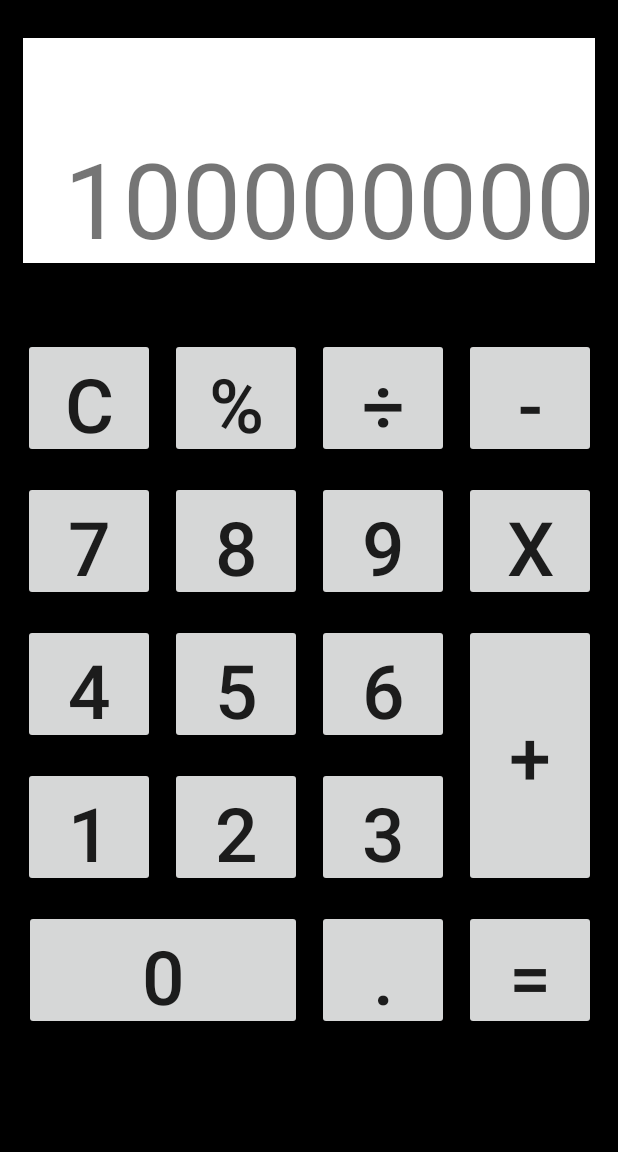
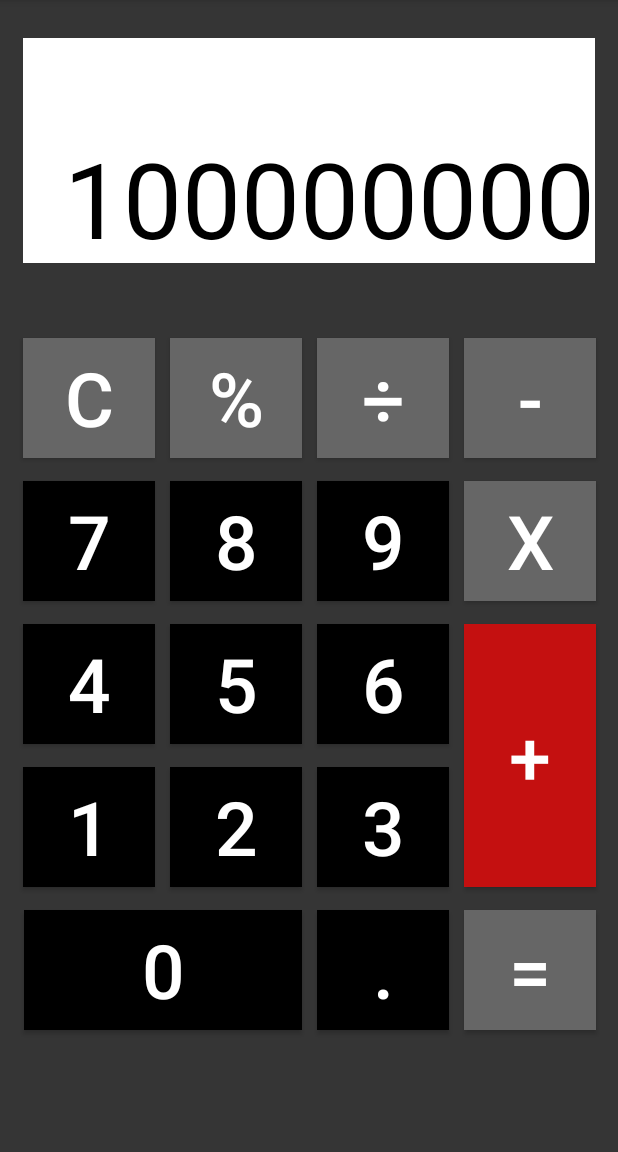
Before and after one commit to FelipeSPB/calculatorAndroidNative, an Android app: the MainActivity screen opened directly, with no data from a screen before it, on a phone screen of 412 x 824 dp, the part 84-1236 px from its top. Run offline under Robolectric (Android 15) with nearby library versions, the phone set to English and light mode, and no system bars.

Commit message:
Visuals Improvement

```diff
--- a/app/src/main/res/layout/activity_main.xml
+++ b/app/src/main/res/layout/activity_main.xml
@@ -4,7 +4,7 @@
     xmlns:tools="http://schemas.android.com/tools"
     android:layout_width="match_parent"
     android:layout_height="match_parent"
-    android:background="#000000"
+    android:background="@color/dark_gray"
     tools:context=".view.MainActivity">
 
     <TextView
@@ -19,6 +19,7 @@
         app:layout_constraintLeft_toLeftOf="parent"
         app:layout_constraintRight_toRightOf="parent"
         app:layout_constraintTop_toTopOf="parent"
+        android:textColor="@color/black"
         android:layout_marginTop="25dp"
         android:layout_marginLeft="15dp"
         android:layout_marginRight="15dp"/>
@@ -30,6 +31,8 @@
         android:layout_marginTop="50dp"
         android:layout_width="wrap_content"
         android:layout_height="80dp"
+        android:background="@color/devils_gray"
+        android:textColor="@color/white"
         android:text="C"
         android:textSize="50dp"
         />
@@ -42,6 +45,8 @@
         android:layout_marginLeft="10dp"
         android:layout_width="wrap_content"
         android:layout_height="80dp"
+        android:background="@color/devils_gray"
+        android:textColor="@color/white"
         android:text="%"
         android:textSize="50dp"
         />
@@ -54,6 +59,8 @@
         android:layout_width="wrap_content"
         android:layout_marginLeft="10dp"
         android:layout_height="80dp"
+        android:background="@color/devils_gray"
+        android:textColor="@color/white"
         android:text="÷"
         android:textSize="50dp"
         />
@@ -66,6 +73,8 @@
         android:layout_width="wrap_content"
         android:layout_marginLeft="10dp"
         android:layout_height="80dp"
+        android:background="@color/devils_gray"
+        android:textColor="@color/white"
         android:text="-"
         android:textSize="50dp"
         />
@@ -77,6 +86,8 @@
         android:layout_marginTop="15dp"
         android:layout_width="wrap_content"
         android:layout_height="80dp"
+        android:background="@color/black"
+        android:textColor="@color/white"
         android:text="7"
         android:textSize="50dp"
         />
@@ -88,6 +99,8 @@
         android:layout_marginTop="15dp"
         android:layout_width="wrap_content"
         android:layout_height="80dp"
+        android:background="@color/black"
+        android:textColor="@color/white"
         android:layout_marginLeft="10dp"
         android:text="8"
         android:textSize="50dp"
@@ -100,6 +113,8 @@
         android:layout_marginTop="15dp"
         android:layout_width="wrap_content"
         android:layout_height="80dp"
+        android:background="@color/black"
+        android:textColor="@color/white"
         android:layout_marginLeft="10dp"
         android:text="9"
         android:textSize="50dp"
@@ -112,8 +127,10 @@
         android:layout_marginTop="15dp"
         android:layout_width="wrap_content"
         android:layout_height="80dp"
+        android:background="@color/devils_gray"
+        android:textColor="@color/white"
         android:layout_marginLeft="10dp"
-        android:text="X"
+        android:text="x"
         android:textSize="50dp"
         />
 
@@ -124,6 +141,8 @@
         android:layout_marginTop="15dp"
         android:layout_width="wrap_content"
         android:layout_height="80dp"
+        android:background="@color/black"
+        android:textColor="@color/white"
         android:text="4"
         android:textSize="50dp"
         />
@@ -136,6 +155,8 @@
         android:layout_marginLeft="10dp"
         android:layout_width="wrap_content"
         android:layout_height="80dp"
+        android:background="@color/black"
+        android:textColor="@color/white"
         android:text="5"
         android:textSize="50dp"
         />
@@ -148,6 +169,8 @@
         android:layout_marginLeft="10dp"
         android:layout_width="wrap_content"
         android:layout_height="80dp"
+        android:background="@color/black"
+        android:textColor="@color/white"
         android:text="6"
         android:textSize="50dp"
         />
@@ -160,6 +183,8 @@
         android:layout_marginLeft="10dp"
         android:layout_width="wrap_content"
         android:layout_height="175dp"
+        android:background="@color/firebrick"
+        android:textColor="@color/white"
         android:text="+"
         android:textSize="50dp"
         />
@@ -171,6 +196,8 @@
         android:layout_marginTop="15dp"
         android:layout_width="wrap_content"
         android:layout_height="80dp"
+        android:background="@color/black"
+        android:textColor="@color/white"
         android:text="1"
         android:textSize="50dp"
         />
@@ -183,6 +210,8 @@
         android:layout_marginLeft="10dp"
         android:layout_width="wrap_content"
         android:layout_height="80dp"
+        android:background="@color/black"
+        android:textColor="@color/white"
         android:text="2"
         android:textSize="50dp"
         />
@@ -195,6 +224,8 @@
         android:layout_marginLeft="10dp"
         android:layout_width="wrap_content"
         android:layout_height="80dp"
+        android:background="@color/black"
+        android:textColor="@color/white"
         android:text="3"
         android:textSize="50dp"
         />
@@ -207,6 +238,8 @@
         android:layout_marginLeft="10dp"
         android:layout_width="wrap_content"
         android:layout_height="80dp"
+        android:background="@color/devils_gray"
+        android:textColor="@color/white"
         android:text="="
         android:textSize="50dp"
         />
@@ -220,6 +253,8 @@
         android:layout_width="wrap_content"
         android:layout_height="80dp"
         android:text="."
+        android:background="@color/black"
+        android:textColor="@color/white"
         android:textSize="50dp"
         />
 
@@ -232,6 +267,8 @@
         android:layout_marginRight="10dp"
         android:text="0"
         android:textSize="50dp"
+        android:background="@color/black"
+        android:textColor="@color/white"
         app:layout_constraintRight_toLeftOf="@id/btn_dot"
         app:layout_constraintTop_toBottomOf="@id/btn_two" />
 
--- a/app/src/main/res/layout/activity_splash.xml
+++ b/app/src/main/res/layout/activity_splash.xml
@@ -19,10 +19,9 @@
         />
 
     <ProgressBar
-        android:layout_width="wrap_content"
-        android:layout_height="wrap_content"
+        android:layout_width="100dp"
+        android:layout_height="100dp"
         android:indeterminate="true"
-        android:outlineAmbientShadowColor="@color/colorPrimary"
-        android:outlineSpotShadowColor="@color/colorPrimaryDark"/>
+        android:indeterminateTint="#000000"/>
 
 </LinearLayout>
--- a/app/src/main/res/values/colors.xml
+++ b/app/src/main/res/values/colors.xml
@@ -3,4 +3,9 @@
     <color name="colorPrimary">#6200EE</color>
     <color name="colorPrimaryDark">#3700B3</color>
     <color name="colorAccent">#03DAC5</color>
+    <color name="black">#000000</color>
+    <color name="white">#FFFFFF</color>
+    <color name="dark_gray">#353535</color>
+    <color name="firebrick">#c41010</color>
+    <color name="devils_gray">#666</color>
 </resources>
```
